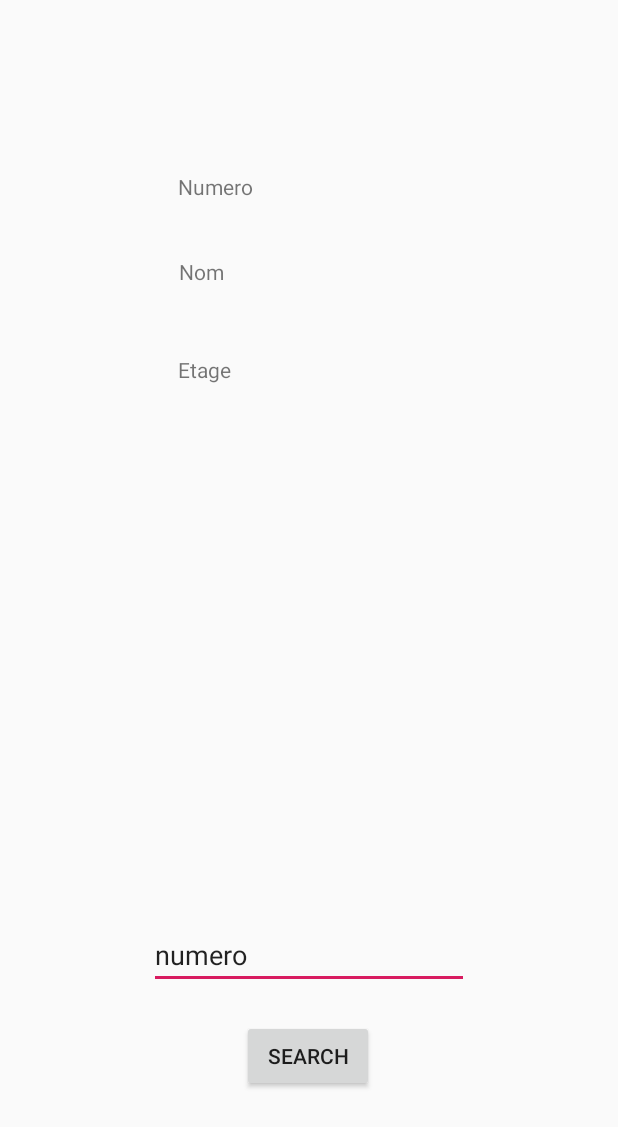
After one commit to thompell98/VisiteGuideeCegep, an Android app: the layout activity_connexion_bd.xml on its own in the app's theme, with its tools: preview values and no code run, on a phone screen of 412 x 824 dp. The commit adds this screen. Shown: the top 1127 px of the screen. Run offline under Robolectric (Android 15) with nearby library versions, the phone set to English and light mode, and no system bars.

Commit message:
Connexion a la BD Firestore reussie + Affichage donnees dans des TextViews

```diff
--- a/app/src/main/AndroidManifest.xml
+++ b/app/src/main/AndroidManifest.xml
@@ -3,7 +3,7 @@
     package="com.example.visiteguideecegep">
 
     <uses-permission android:name="android.permission.INTERNET" />
-
+    <uses-permission android:name="android.permission.ACCESS_NETWORK_STATE" />
     <application
         android:allowBackup="true"
         android:icon="@mipmap/ic_launcher"
@@ -11,6 +11,7 @@
         android:roundIcon="@mipmap/ic_launcher_round"
         android:supportsRtl="true"
         android:theme="@style/AppTheme">
+        <activity android:name=".ConnexionBD"></activity>
         <activity android:name=".MainActivity">
             <intent-filter>
                 <action android:name="android.intent.action.MAIN" />
--- /dev/null
+++ b/app/src/main/res/layout/activity_connexion_bd.xml
@@ -0,0 +1,100 @@
+<?xml version="1.0" encoding="utf-8"?>
+<android.support.constraint.ConstraintLayout xmlns:android="http://schemas.android.com/apk/res/android"
+    xmlns:app="http://schemas.android.com/apk/res-auto"
+    xmlns:tools="http://schemas.android.com/tools"
+    android:layout_width="match_parent"
+    android:layout_height="match_parent"
+    tools:context=".ConnexionBD">
+
+    <TextView
+        android:id="@+id/textViewNumero"
+        android:layout_width="174dp"
+        android:layout_height="37dp"
+        android:layout_marginStart="8dp"
+        android:layout_marginTop="8dp"
+        android:layout_marginEnd="8dp"
+        android:layout_marginBottom="8dp"
+        android:text="Numero"
+        app:layout_constraintBottom_toBottomOf="parent"
+        app:layout_constraintEnd_toEndOf="parent"
+        app:layout_constraintHorizontal_bias="0.497"
+        app:layout_constraintStart_toStartOf="parent"
+        app:layout_constraintTop_toTopOf="parent"
+        app:layout_constraintVertical_bias="0.138" />
+
+    <TextView
+        android:id="@+id/textViewNom"
+        android:layout_width="172dp"
+        android:layout_height="37dp"
+        android:layout_marginStart="8dp"
+        android:layout_marginTop="8dp"
+        android:layout_marginEnd="8dp"
+        android:layout_marginBottom="8dp"
+        android:text="Nom"
+        app:layout_constraintBottom_toBottomOf="parent"
+        app:layout_constraintEnd_toEndOf="parent"
+        app:layout_constraintHorizontal_bias="0.497"
+        app:layout_constraintStart_toStartOf="parent"
+        app:layout_constraintTop_toTopOf="parent"
+        app:layout_constraintVertical_bias="0.212" />
+
+    <RelativeLayout
+        android:id="@+id/relativeLayout"
+        android:layout_width="wrap_content"
+        android:layout_height="wrap_content"
+        app:layout_constraintBottom_toTopOf="parent"
+        app:layout_constraintEnd_toStartOf="parent"
+        app:layout_constraintStart_toStartOf="parent"
+        app:layout_constraintTop_toTopOf="parent"/>
+
+    <Button
+        android:id="@+id/buttonSearch"
+        android:layout_width="wrap_content"
+        android:layout_height="wrap_content"
+        android:layout_marginStart="8dp"
+        android:layout_marginTop="8dp"
+        android:layout_marginEnd="8dp"
+        android:layout_marginBottom="8dp"
+        android:text="Search"
+        app:layout_constraintBottom_toBottomOf="parent"
+        app:layout_constraintEnd_toEndOf="parent"
+        app:layout_constraintHorizontal_bias="0.498"
+        app:layout_constraintStart_toStartOf="parent"
+        app:layout_constraintTop_toTopOf="parent"
+        app:layout_constraintVertical_bias="0.884" />
+
+    <TextView
+        android:id="@+id/textViewEtage"
+        android:layout_width="174dp"
+        android:layout_height="37dp"
+        android:layout_marginStart="8dp"
+        android:layout_marginTop="8dp"
+        android:layout_marginEnd="8dp"
+        android:layout_marginBottom="8dp"
+        android:text="Etage"
+        app:layout_constraintBottom_toBottomOf="parent"
+        app:layout_constraintEnd_toEndOf="parent"
+        app:layout_constraintHorizontal_bias="0.497"
+        app:layout_constraintStart_toStartOf="parent"
+        app:layout_constraintTop_toTopOf="parent"
+        app:layout_constraintVertical_bias="0.297" />
+
+    <EditText
+        android:id="@+id/editTextSearch"
+        android:layout_width="wrap_content"
+        android:layout_height="wrap_content"
+        android:layout_marginStart="8dp"
+        android:layout_marginTop="8dp"
+        android:layout_marginEnd="8dp"
+        android:layout_marginBottom="8dp"
+        android:ems="10"
+        android:inputType="textPersonName"
+        android:text="numero "
+        app:layout_constraintBottom_toBottomOf="parent"
+        app:layout_constraintEnd_toEndOf="parent"
+        app:layout_constraintStart_toStartOf="parent"
+        app:layout_constraintTop_toTopOf="parent"
+        app:layout_constraintVertical_bias="0.795" />
+
+
+</android.support.constraint.ConstraintLayout>
--- a/build.gradle
+++ b/build.gradle
@@ -19,7 +19,7 @@ allprojects {
     repositories {
         google()
         jcenter()
-
+        maven { url "https://maven.google.com" }
     }
 }
 
```
Also changed, not shown: app/build.gradle (+15 -1 lines), app/src/main/java/com/example/visiteguideecegep/ConnexionBD.java (added, +72 -0 lines), app/src/main/java/com/example/visiteguideecegep/MainActivity.java (+3 -28 lines), app/src/main/res/layout/activity_main.xml (+0 -90 lines).
